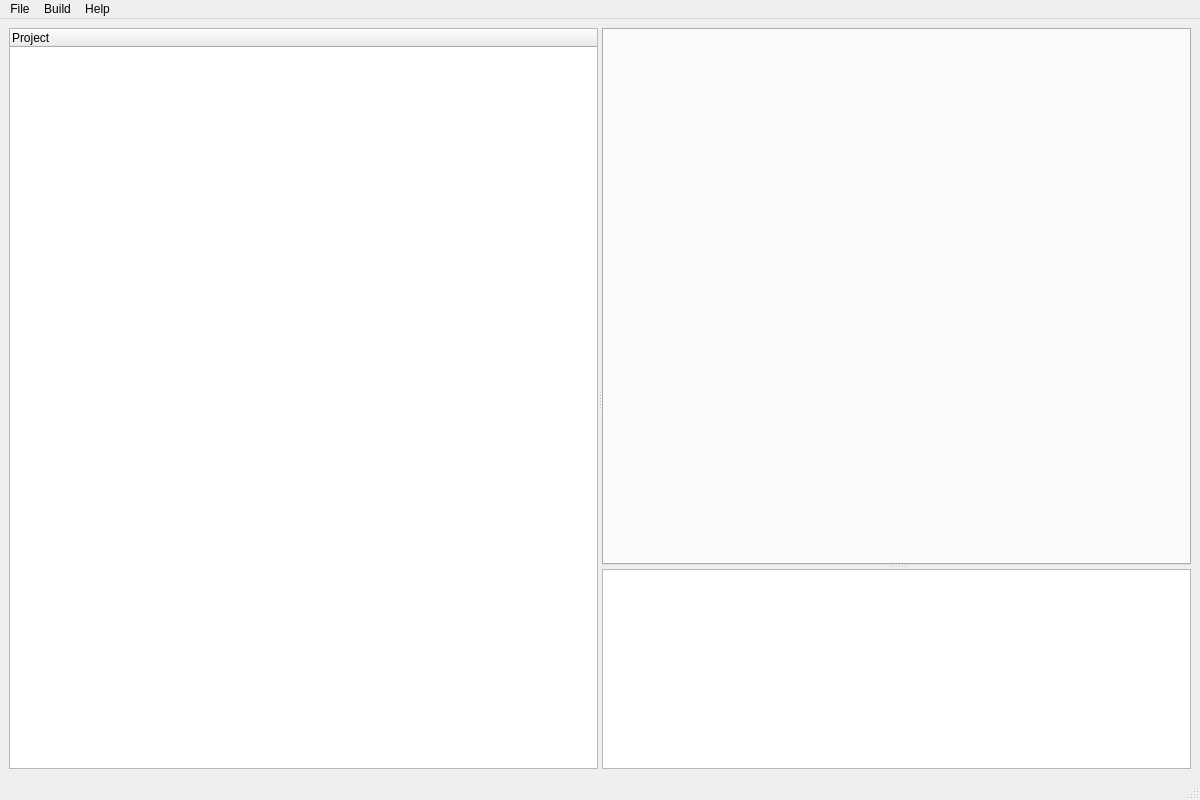
This is src/cpplab/ui/MainWindow.ui in techy4shri/CppLabEngine as Qt 5 draws it before an edit. The edited form follows.
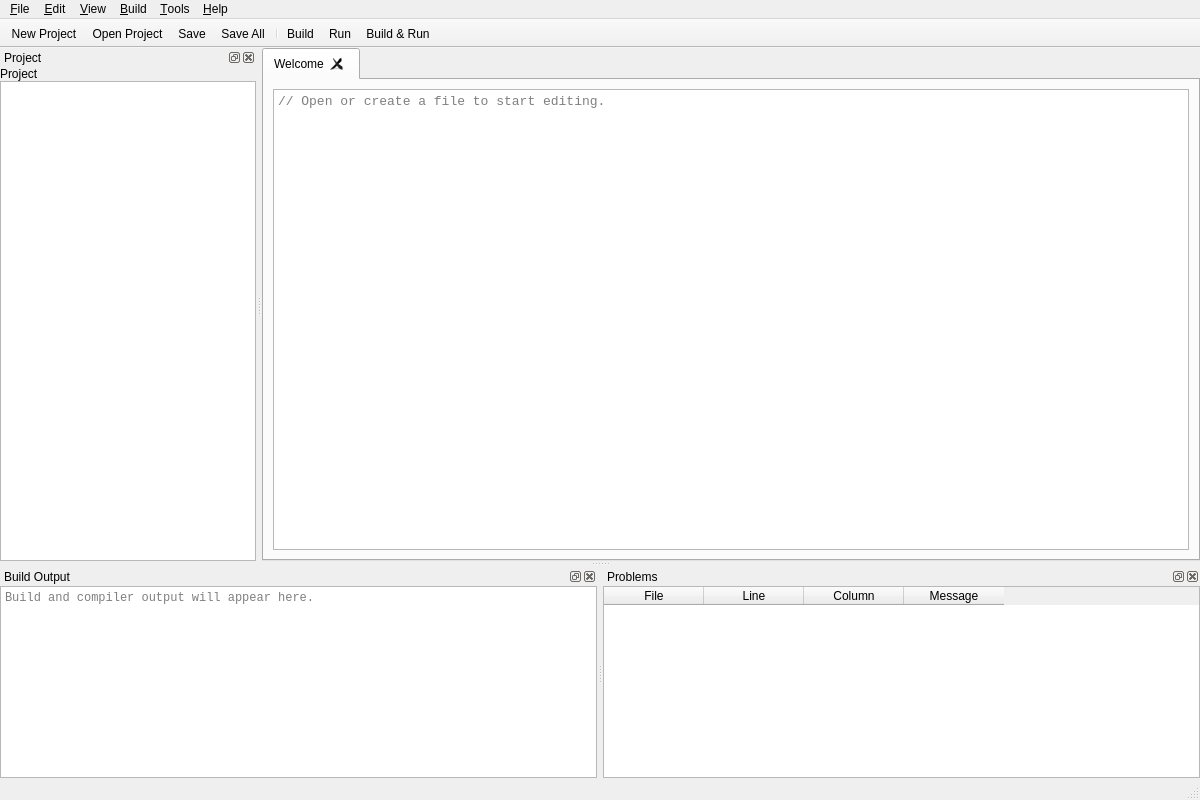
This is the edited form.

Commit message: IDE WORKS Project creation and code generation are functioning as intended. Now proceeding to implement core functionalities.

Patch:
```diff
--- a/src/cpplab/ui/MainWindow.ui
+++ b/src/cpplab/ui/MainWindow.ui
@@ -14,64 +14,50 @@
    <string>CppLab IDE</string>
   </property>
   <widget class="QWidget" name="centralwidget">
-   <layout class="QVBoxLayout" name="verticalLayout">
+   <layout class="QVBoxLayout" name="centralLayout">
+    <property name="spacing">
+     <number>0</number>
+    </property>
+    <property name="leftMargin">
+     <number>0</number>
+    </property>
+    <property name="topMargin">
+     <number>0</number>
+    </property>
+    <property name="rightMargin">
+     <number>0</number>
+    </property>
+    <property name="bottomMargin">
+     <number>0</number>
+    </property>
     <item>
-     <widget class="QSplitter" name="mainSplitter">
-      <property name="orientation">
-       <enum>Qt::Horizontal</enum>
+     <widget class="QTabWidget" name="editorTabWidget">
+      <property name="currentIndex">
+       <number>0</number>
       </property>
-      <widget class="QWidget" name="leftPanel" native="true">
-       <layout class="QVBoxLayout" name="leftPanelLayout">
-        <property name="leftMargin">
-         <number>0</number>
-        </property>
-        <property name="topMargin">
-         <number>0</number>
-        </property>
-        <property name="rightMargin">
-         <number>0</number>
-        </property>
-        <property name="bottomMargin">
-         <number>0</number>
-        </property>
+      <property name="tabsClosable">
+       <bool>true</bool>
+      </property>
+      <widget class="QWidget" name="placeholderTab">
+       <attribute name="title">
+        <string>Welcome</string>
+       </attribute>
+       <layout class="QVBoxLayout" name="placeholderLayout">
         <item>
-         <widget class="QTreeWidget" name="projectExplorer">
-          <property name="minimumSize">
-           <size>
-            <width>200</width>
-            <height>0</height>
-           </size>
+         <widget class="QPlainTextEdit" name="editorPlainTextEdit">
+          <property name="font">
+           <font>
+            <family>Consolas</family>
+            <pointsize>10</pointsize>
+           </font>
           </property>
-          <column>
-           <property name="text">
-            <string>Project</string>
-           </property>
-          </column>
+          <property name="placeholderText">
+           <string>// Open or create a file to start editing.</string>
+          </property>
          </widget>
         </item>
        </layout>
       </widget>
-      <widget class="QSplitter" name="rightSplitter">
-       <property name="orientation">
-        <enum>Qt::Vertical</enum>
-       </property>
-       <widget class="QTabWidget" name="editorTabs">
-        <property name="tabsClosable">
-         <bool>true</bool>
-        </property>
-       </widget>
-       <widget class="QPlainTextEdit" name="outputPanel">
-        <property name="maximumSize">
-         <size>
-          <width>16777215</width>
-          <height>200</height>
-         </size>
-        </property>
-        <property name="readOnly">
-         <bool>true</bool>
-        </property>
-       </widget>
-      </widget>
      </widget>
     </item>
    </layout>
@@ -82,104 +68,417 @@
      <x>0</x>
      <y>0</y>
      <width>1200</width>
-     <height>21</height>
+     <height>18</height>
     </rect>
    </property>
    <widget class="QMenu" name="menuFile">
     <property name="title">
-     <string>File</string>
+     <string>&amp;File</string>
     </property>
-    <addaction name="actionNewProject"/>
-    <addaction name="actionOpenProject"/>
+    <addaction name="newProjectAction"/>
+    <addaction name="openProjectAction"/>
     <addaction name="separator"/>
-    <addaction name="actionSave"/>
-    <addaction name="actionSaveAll"/>
+    <addaction name="saveFileAction"/>
+    <addaction name="saveAllAction"/>
+    <addaction name="closeFileAction"/>
     <addaction name="separator"/>
-    <addaction name="actionExit"/>
+    <addaction name="exitAction"/>
+   </widget>
+   <widget class="QMenu" name="menuEdit">
+    <property name="title">
+     <string>&amp;Edit</string>
+    </property>
+    <addaction name="undoAction"/>
+    <addaction name="redoAction"/>
+    <addaction name="separator"/>
+    <addaction name="cutAction"/>
+    <addaction name="copyAction"/>
+    <addaction name="pasteAction"/>
+    <addaction name="separator"/>
+    <addaction name="findAction"/>
+    <addaction name="replaceAction"/>
+   </widget>
+   <widget class="QMenu" name="menuView">
+    <property name="title">
+     <string>&amp;View</string>
+    </property>
+    <addaction name="viewProjectDockAction"/>
+    <addaction name="viewOutputDockAction"/>
+    <addaction name="viewProblemsDockAction"/>
    </widget>
    <widget class="QMenu" name="menuBuild">
     <property name="title">
-     <string>Build</string>
+     <string>&amp;Build</string>
     </property>
-    <addaction name="actionBuild"/>
-    <addaction name="actionRun"/>
-    <addaction name="actionBuildAndRun"/>
+    <addaction name="buildProjectAction"/>
+    <addaction name="runProjectAction"/>
+    <addaction name="buildAndRunAction"/>
+    <addaction name="separator"/>
+    <addaction name="cleanProjectAction"/>
+   </widget>
+   <widget class="QMenu" name="menuTools">
+    <property name="title">
+     <string>&amp;Tools</string>
+    </property>
+    <addaction name="settingsAction"/>
    </widget>
    <widget class="QMenu" name="menuHelp">
     <property name="title">
-     <string>Help</string>
+     <string>&amp;Help</string>
     </property>
-    <addaction name="actionAbout"/>
+    <addaction name="offlineDocsAction"/>
+    <addaction name="separator"/>
+    <addaction name="aboutAction"/>
    </widget>
    <addaction name="menuFile"/>
+   <addaction name="menuEdit"/>
+   <addaction name="menuView"/>
    <addaction name="menuBuild"/>
+   <addaction name="menuTools"/>
    <addaction name="menuHelp"/>
   </widget>
-  <widget class="QStatusBar" name="statusbar"/>
-  <action name="actionNewProject">
+  <widget class="QStatusBar" name="statusbar">
+   <property name="sizeGripEnabled">
+    <bool>true</bool>
+   </property>
+  </widget>
+  <widget class="QToolBar" name="mainToolBar">
+   <property name="windowTitle">
+    <string>Main Toolbar</string>
+   </property>
+   <property name="movable">
+    <bool>false</bool>
+   </property>
+   <attribute name="toolBarArea">
+    <enum>TopToolBarArea</enum>
+   </attribute>
+   <attribute name="toolBarBreak">
+    <bool>false</bool>
+   </attribute>
+   <addaction name="newProjectAction"/>
+   <addaction name="openProjectAction"/>
+   <addaction name="saveFileAction"/>
+   <addaction name="saveAllAction"/>
+   <addaction name="separator"/>
+   <addaction name="buildProjectAction"/>
+   <addaction name="runProjectAction"/>
+   <addaction name="buildAndRunAction"/>
+  </widget>
+  <widget class="QDockWidget" name="projectDockWidget">
+   <property name="windowTitle">
+    <string>Project</string>
+   </property>
+   <attribute name="dockWidgetArea">
+    <number>1</number>
+   </attribute>
+   <widget class="QWidget" name="projectDockContent">
+    <layout class="QVBoxLayout" name="projectDockLayout">
+     <property name="spacing">
+      <number>0</number>
+     </property>
+     <property name="leftMargin">
+      <number>0</number>
+     </property>
+     <property name="topMargin">
+      <number>0</number>
+     </property>
+     <property name="rightMargin">
+      <number>0</number>
+     </property>
+     <property name="bottomMargin">
+      <number>0</number>
+     </property>
+     <item>
+      <widget class="QLabel" name="projectLabel">
+       <property name="text">
+        <string>Project</string>
+       </property>
+       <property name="margin">
+        <number>4</number>
+       </property>
+      </widget>
+     </item>
+     <item>
+      <widget class="QTreeView" name="projectTreeView"/>
+     </item>
+    </layout>
+   </widget>
+  </widget>
+  <widget class="QDockWidget" name="outputDockWidget">
+   <property name="windowTitle">
+    <string>Build Output</string>
+   </property>
+   <attribute name="dockWidgetArea">
+    <number>8</number>
+   </attribute>
+   <widget class="QWidget" name="outputDockContent">
+    <layout class="QVBoxLayout" name="outputDockLayout">
+     <property name="spacing">
+      <number>0</number>
+     </property>
+     <property name="leftMargin">
+      <number>0</number>
+     </property>
+     <property name="topMargin">
+      <number>0</number>
+     </property>
+     <property name="rightMargin">
+      <number>0</number>
+     </property>
+     <property name="bottomMargin">
+      <number>0</number>
+     </property>
+     <item>
+      <widget class="QPlainTextEdit" name="buildOutputTextEdit">
+       <property name="font">
+        <font>
+         <family>Consolas</family>
+         <pointsize>9</pointsize>
+        </font>
+       </property>
+       <property name="readOnly">
+        <bool>true</bool>
+       </property>
+       <property name="placeholderText">
+        <string>Build and compiler output will appear here.</string>
+       </property>
+      </widget>
+     </item>
+    </layout>
+   </widget>
+  </widget>
+  <widget class="QDockWidget" name="problemsDockWidget">
+   <property name="windowTitle">
+    <string>Problems</string>
+   </property>
+   <attribute name="dockWidgetArea">
+    <number>8</number>
+   </attribute>
+   <widget class="QWidget" name="problemsDockContent">
+    <layout class="QVBoxLayout" name="problemsDockLayout">
+     <property name="spacing">
+      <number>0</number>
+     </property>
+     <property name="leftMargin">
+      <number>0</number>
+     </property>
+     <property name="topMargin">
+      <number>0</number>
+     </property>
+     <property name="rightMargin">
+      <number>0</number>
+     </property>
+     <property name="bottomMargin">
+      <number>0</number>
+     </property>
+     <item>
+      <widget class="QTableWidget" name="problemsTableWidget">
+       <property name="rowCount">
+        <number>0</number>
+       </property>
+       <property name="columnCount">
+        <number>4</number>
+       </property>
+       <column>
+        <property name="text">
+         <string>File</string>
+        </property>
+       </column>
+       <column>
+        <property name="text">
+         <string>Line</string>
+        </property>
+       </column>
+       <column>
+        <property name="text">
+         <string>Column</string>
+        </property>
+       </column>
+       <column>
+        <property name="text">
+         <string>Message</string>
+        </property>
+       </column>
+      </widget>
+     </item>
+    </layout>
+   </widget>
+  </widget>
+  <action name="newProjectAction">
    <property name="text">
-    <string>New Project...</string>
+    <string>&amp;New Project...</string>
    </property>
    <property name="shortcut">
     <string>Ctrl+N</string>
    </property>
   </action>
-  <action name="actionOpenProject">
+  <action name="openProjectAction">
    <property name="text">
-    <string>Open Project...</string>
+    <string>&amp;Open Project...</string>
    </property>
    <property name="shortcut">
     <string>Ctrl+O</string>
    </property>
   </action>
-  <action name="actionSave">
+  <action name="saveFileAction">
    <property name="text">
-    <string>Save</string>
+    <string>&amp;Save</string>
    </property>
    <property name="shortcut">
     <string>Ctrl+S</string>
    </property>
   </action>
-  <action name="actionSaveAll">
+  <action name="saveAllAction">
    <property name="text">
-    <string>Save All</string>
+    <string>Save &amp;All</string>
    </property>
+  </action>
+  <action name="closeFileAction">
+   <property name="text">
+    <string>&amp;Close File</string>
+   </property>
+  </action>
+  <action name="exitAction">
+   <property name="text">
+    <string>E&amp;xit</string>
+   </property>
+  </action>
+  <action name="undoAction">
+   <property name="text">
+    <string>&amp;Undo</string>
+   </property>
    <property name="shortcut">
-    <string>Ctrl+Shift+S</string>
+    <string>Ctrl+Z</string>
    </property>
   </action>
-  <action name="actionExit">
+  <action name="redoAction">
    <property name="text">
-    <string>Exit</string>
+    <string>&amp;Redo</string>
    </property>
+   <property name="shortcut">
+    <string>Ctrl+Y</string>
+   </property>
   </action>
-  <action name="actionBuild">
+  <action name="cutAction">
    <property name="text">
-    <string>Build</string>
+    <string>Cu&amp;t</string>
    </property>
    <property name="shortcut">
-    <string>F7</string>
+    <string>Ctrl+X</string>
    </property>
   </action>
-  <action name="actionRun">
+  <action name="copyAction">
    <property name="text">
-    <string>Run</string>
+    <string>&amp;Copy</string>
+   </property>
+   <property name="shortcut">
+    <string>Ctrl+C</string>
+   </property>
+  </action>
+  <action name="pasteAction">
+   <property name="text">
+    <string>&amp;Paste</string>
+   </property>
+   <property name="shortcut">
+    <string>Ctrl+V</string>
+   </property>
+  </action>
+  <action name="findAction">
+   <property name="text">
+    <string>&amp;Find...</string>
+   </property>
+   <property name="shortcut">
+    <string>Ctrl+F</string>
+   </property>
+  </action>
+  <action name="replaceAction">
+   <property name="text">
+    <string>Replace...</string>
+   </property>
+   <property name="shortcut">
+    <string>Ctrl+H</string>
+   </property>
+  </action>
+  <action name="viewProjectDockAction">
+   <property name="checkable">
+    <bool>true</bool>
+   </property>
+   <property name="checked">
+    <bool>true</bool>
+   </property>
+   <property name="text">
+    <string>Project Explorer</string>
+   </property>
+  </action>
+  <action name="viewOutputDockAction">
+   <property name="checkable">
+    <bool>true</bool>
+   </property>
+   <property name="checked">
+    <bool>true</bool>
+   </property>
+   <property name="text">
+    <string>Build Output</string>
+   </property>
+  </action>
+  <action name="viewProblemsDockAction">
+   <property name="checkable">
+    <bool>true</bool>
+   </property>
+   <property name="checked">
+    <bool>true</bool>
+   </property>
+   <property name="text">
+    <string>Problems</string>
+   </property>
+  </action>
+  <action name="buildProjectAction">
+   <property name="text">
+    <string>&amp;Build</string>
+   </property>
+   <property name="shortcut">
+    <string>Ctrl+B</string>
+   </property>
+  </action>
+  <action name="runProjectAction">
+   <property name="text">
+    <string>&amp;Run</string>
+   </property>
+   <property name="shortcut">
+    <string>Ctrl+R</string>
+   </property>
+  </action>
+  <action name="buildAndRunAction">
+   <property name="text">
+    <string>Build &amp;&amp; Run</string>
    </property>
    <property name="shortcut">
     <string>F5</string>
    </property>
   </action>
-  <action name="actionBuildAndRun">
+  <action name="cleanProjectAction">
    <property name="text">
-    <string>Build and Run</string>
+    <string>&amp;Clean</string>
    </property>
-   <property name="shortcut">
-    <string>Ctrl+F5</string>
+  </action>
+  <action name="settingsAction">
+   <property name="text">
+    <string>&amp;Settings...</string>
    </property>
   </action>
-  <action name="actionAbout">
+  <action name="offlineDocsAction">
    <property name="text">
-    <string>About</string>
+    <string>Offline &amp;Docs</string>
+   </property>
+  </action>
+  <action name="aboutAction">
+   <property name="text">
+    <string>&amp;About CppLab IDE</string>
+   </property>
+  </action>
+  <action name="actionVisit_the_repo">
+   <property name="text">
+    <string>Visit the repo</string>
    </property>
   </action>
  </widget>
```
Left out of the diff: 51 changed lines with no effect on the pictures. The commit also changes 5 other files.
